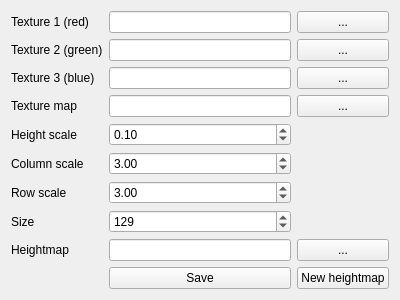
Old version of the form src/wte/ui/TerrainEditDialog.ui in the repository spiricn/Wt.
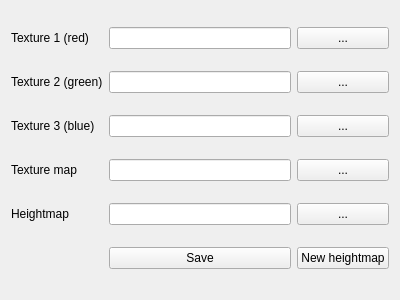
New version of the form.

Commit message: TerrainNode & TerrainChunk merged; Terrain using Heightmap; AResourceSystem heightmap integration; WtEditor heightmap integration (further testing and manager tab required)

What changed in the file:
```diff
--- a/src/wte/ui/TerrainEditDialog.ui
+++ b/src/wte/ui/TerrainEditDialog.ui
@@ -14,20 +14,13 @@
    <string>Form</string>
   </property>
   <layout class="QGridLayout" name="gridLayout">
-   <item row="8" column="1">
-    <widget class="QSpinBox" name="size">
-     <property name="maximum">
-      <number>9999</number>
-     </property>
-     <property name="value">
-      <number>129</number>
-     </property>
-    </widget>
+   <item row="3" column="1">
+    <widget class="QLineEdit" name="texture3"/>
    </item>
-   <item row="9" column="1">
+   <item row="5" column="1">
     <widget class="QLineEdit" name="heightmap"/>
    </item>
-   <item row="9" column="0">
+   <item row="5" column="0">
     <widget class="QLabel" name="label_9">
      <property name="text">
       <string>Heightmap</string>
@@ -51,13 +44,6 @@
      </property>
     </widget>
    </item>
-   <item row="7" column="1">
-    <widget class="QDoubleSpinBox" name="rowScale">
-     <property name="value">
-      <double>3.000000000000000</double>
-     </property>
-    </widget>
-   </item>
    <item row="4" column="0">
     <widget class="QLabel" name="label_4">
      <property name="text">
@@ -65,44 +51,9 @@
      </property>
     </widget>
    </item>
-   <item row="8" column="0">
-    <widget class="QLabel" name="label_8">
-     <property name="text">
-      <string>Size</string>
-     </property>
-    </widget>
-   </item>
-   <item row="5" column="0">
-    <widget class="QLabel" name="label_5">
-     <property name="text">
-      <string>Height scale</string>
-     </property>
-    </widget>
-   </item>
-   <item row="7" column="0">
-    <widget class="QLabel" name="label_7">
-     <property name="text">
-      <string>Row scale</string>
-     </property>
-    </widget>
-   </item>
    <item row="2" column="1">
     <widget class="QLineEdit" name="texture2"/>
    </item>
-   <item row="6" column="1">
-    <widget class="QDoubleSpinBox" name="columnScale">
-     <property name="value">
-      <double>3.000000000000000</double>
-     </property>
-    </widget>
-   </item>
-   <item row="5" column="1">
-    <widget class="QDoubleSpinBox" name="heightScale">
-     <property name="value">
-      <double>0.100000000000000</double>
-     </property>
-    </widget>
-   </item>
    <item row="2" column="0">
     <widget class="QLabel" name="label_2">
      <property name="text">
@@ -110,26 +61,6 @@
      </property>
     </widget>
    </item>
-   <item row="3" column="1">
-    <widget class="QLineEdit" name="texture3"/>
-   </item>
-   <item row="3" column="0">
-    <widget class="QLabel" name="label_3">
-     <property name="text">
-      <string>Texture 3 (blue)</string>
-     </property>
-    </widget>
-   </item>
-   <item row="4" column="1">
-    <widget class="QLineEdit" name="textureMap"/>
-   </item>
-   <item row="6" column="0">
-    <widget class="QLabel" name="label_6">
-     <property name="text">
-      <string>Column scale</string>
-     </property>
-    </widget>
-   </item>
    <item row="2" column="2">
     <widget class="QPushButton" name="pushButton_2">
      <property name="text">
@@ -151,27 +82,37 @@
      </property>
     </widget>
    </item>
-   <item row="9" column="2">
+   <item row="5" column="2">
     <widget class="QPushButton" name="pushButton_5">
      <property name="text">
       <string>...</string>
      </property>
     </widget>
    </item>
-   <item row="10" column="1">
+   <item row="6" column="1">
     <widget class="QPushButton" name="pushButton_6">
      <property name="text">
       <string>Save</string>
      </property>
     </widget>
    </item>
-   <item row="10" column="2">
+   <item row="6" column="2">
     <widget class="QPushButton" name="pushButton_7">
      <property name="text">
       <string>New heightmap</string>
      </property>
     </widget>
    </item>
+   <item row="4" column="1">
+    <widget class="QLineEdit" name="textureMap"/>
+   </item>
+   <item row="3" column="0">
+    <widget class="QLabel" name="label_3">
+     <property name="text">
+      <string>Texture 3 (blue)</string>
+     </property>
+    </widget>
+   </item>
   </layout>
  </widget>
  <resources/>
```
The commit also changes 19 other files.
